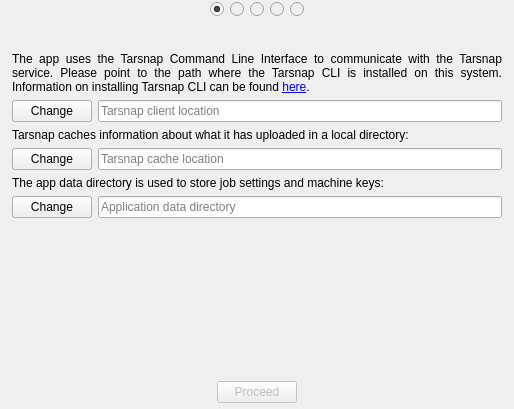
This is forms/setupdialog.ui in Tarsnap/tarsnap-gui as Qt 5 draws it before an edit. The edited form follows.
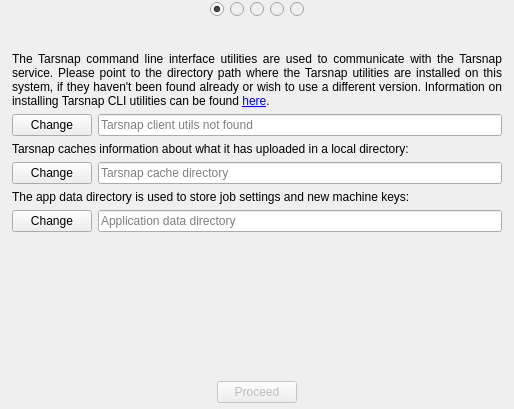
This is the edited form. The open tabs and pages were chosen to show the change. Icons and pictures are not drawn.

What changed in the file:
```diff
--- a/forms/setupdialog.ui
+++ b/forms/setupdialog.ui
@@ -394,7 +394,7 @@
              <bool>true</bool>
             </property>
             <property name="placeholderText">
-             <string>Tarsnap client location</string>
+             <string>Tarsnap client utils not found</string>
             </property>
             <property name="clearButtonEnabled">
              <bool>true</bool>
@@ -417,7 +417,7 @@
              <bool>true</bool>
             </property>
             <property name="placeholderText">
-             <string>Tarsnap cache location</string>
+             <string>Tarsnap cache directory</string>
             </property>
             <property name="clearButtonEnabled">
              <bool>true</bool>
@@ -427,7 +427,7 @@
           <item row="0" column="0" colspan="2">
            <widget class="QLabel" name="label">
             <property name="text">
-             <string>&lt;html&gt;&lt;head/&gt;&lt;body&gt;&lt;p&gt;The app uses the Tarsnap Command Line Interface to communicate with the Tarsnap service. Please point to the path where the Tarsnap CLI is installed on this system. Information on installing Tarsnap CLI can be found &lt;a href=&quot;http://tarsnap.com&quot;&gt;&lt;span style=&quot; text-decoration: underline; color:#0000ff;&quot;&gt;here&lt;/span&gt;&lt;/a&gt;.&lt;/p&gt;&lt;/body&gt;&lt;/html&gt;</string>
+             <string>&lt;html&gt;&lt;head/&gt;&lt;body&gt;&lt;p&gt;The Tarsnap command line interface utilities are used to communicate with the Tarsnap service. Please point to the directory path where the Tarsnap utilities are installed on this system, if they haven't been found already or wish to use a different version. Information on installing Tarsnap CLI utilities can be found &lt;a href=&quot;http://tarsnap.com&quot;&gt;&lt;span style=&quot; text-decoration: underline; color:#0000ff;&quot;&gt;here&lt;/span&gt;&lt;/a&gt;.&lt;/p&gt;&lt;/body&gt;&lt;/html&gt;</string>
             </property>
             <property name="alignment">
              <set>Qt::AlignJustify|Qt::AlignVCenter</set>
@@ -459,7 +459,7 @@
           <item row="4" column="0" colspan="2">
            <widget class="QLabel" name="label_4">
             <property name="text">
-             <string>The app data directory is used to store job settings and machine keys:</string>
+             <string>The app data directory is used to store job settings and new machine keys:</string>
             </property>
             <property name="wordWrap">
              <bool>true</bool>
```
Left out of the diff: 12 changed lines with no effect on the pictures.
